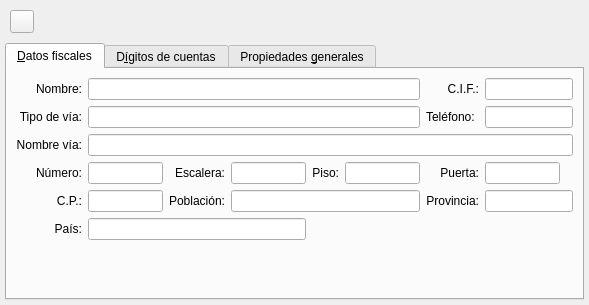
Before: the Qt Designer form bulmages/bulmacont/src/contabilidad/propiedadesempresabase.ui in eboladev/Bulmages-1, drawn with Qt 5.
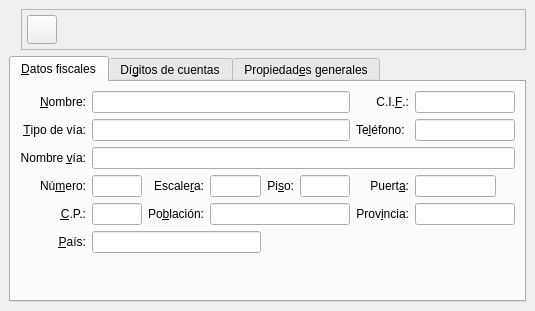
After: the same form once the commit is applied. Icons and pictures are not drawn.

Diff of the .ui file:
```diff
--- a/bulmages/bulmacont/src/contabilidad/propiedadesempresabase.ui
+++ b/bulmages/bulmacont/src/contabilidad/propiedadesempresabase.ui
@@ -5,8 +5,8 @@
    <rect>
     <x>0</x>
     <y>0</y>
-    <width>589</width>
-    <height>305</height>
+    <width>535</width>
+    <height>311</height>
    </rect>
   </property>
   <property name="acceptDrops" >
@@ -20,12 +20,37 @@
   </property>
   <layout class="QVBoxLayout" >
    <property name="margin" >
-    <number>5</number>
+    <number>9</number>
    </property>
    <property name="spacing" >
+    <number>6</number>
+   </property>
+   <item>
+    <layout class="QHBoxLayout" >
+     <property name="margin" >
+      <number>0</number>
+     </property>
+     <property name="spacing" >
     <number>5</number>
    </property>
    <item>
+      <widget class="QLabel" name="label_2" >
+       <property name="text" >
+        <string/>
+       </property>
+       <property name="pixmap" >
+        <pixmap resource="../../../bulmages.qrc" >:/Genericos32x32/images/pendientes/i_configuracion.xpm</pixmap>
+       </property>
+      </widget>
+     </item>
+     <item>
+      <widget class="QFrame" name="frame" >
+       <property name="frameShape" >
+        <enum>QFrame::StyledPanel</enum>
+       </property>
+       <property name="frameShadow" >
+        <enum>QFrame::Raised</enum>
+       </property>
     <layout class="QHBoxLayout" >
      <property name="margin" >
       <number>5</number>
@@ -47,6 +72,15 @@
        <property name="icon" >
         <iconset resource="../../../bulmages.qrc" >:/Genericos32x32/images/pendientes/i_save.xpm</iconset>
        </property>
+          <property name="iconSize" >
+           <size>
+            <width>22</width>
+            <height>22</height>
+           </size>
+          </property>
+          <property name="shortcut" >
+           <string>Ctrl+S</string>
+          </property>
       </widget>
      </item>
      <item>
@@ -59,11 +93,14 @@
        </property>
        <property name="sizeHint" >
         <size>
-         <width>441</width>
-         <height>20</height>
+            <width>101</width>
+            <height>25</height>
         </size>
        </property>
       </spacer>
+        </item>
+       </layout>
+      </widget>
      </item>
     </layout>
    </item>
@@ -108,6 +145,12 @@
        </item>
        <item row="4" column="7" colspan="2" >
         <widget class="QLineEdit" name="mui_provincia" >
+         <property name="minimumSize" >
+          <size>
+           <width>100</width>
+           <height>0</height>
+          </size>
+         </property>
          <property name="text" >
           <string/>
          </property>
@@ -132,6 +175,12 @@
        </item>
        <item row="3" column="7" >
         <widget class="QLineEdit" name="mui_puerta" >
+         <property name="minimumSize" >
+          <size>
+           <width>50</width>
+           <height>0</height>
+          </size>
+         </property>
          <property name="text" >
           <string/>
          </property>
@@ -139,6 +188,12 @@
        </item>
        <item row="3" column="5" >
         <widget class="QLineEdit" name="mui_piso" >
+         <property name="minimumSize" >
+          <size>
+           <width>50</width>
+           <height>0</height>
+          </size>
+         </property>
          <property name="text" >
           <string/>
          </property>
@@ -146,6 +201,18 @@
        </item>
        <item row="3" column="3" >
         <widget class="QLineEdit" name="mui_escalera" >
+         <property name="minimumSize" >
+          <size>
+           <width>50</width>
+           <height>0</height>
+          </size>
+         </property>
+         <property name="sizeIncrement" >
+          <size>
+           <width>0</width>
+           <height>0</height>
+          </size>
+         </property>
          <property name="text" >
           <string/>
          </property>
@@ -153,6 +220,12 @@
        </item>
        <item row="3" column="1" >
         <widget class="QLineEdit" name="mui_numerovia" >
+         <property name="minimumSize" >
+          <size>
+           <width>50</width>
+           <height>0</height>
+          </size>
+         </property>
          <property name="text" >
           <string/>
          </property>
@@ -174,6 +247,12 @@
        </item>
        <item row="0" column="1" colspan="5" >
         <widget class="QLineEdit" name="mui_nombreempresa" >
+         <property name="minimumSize" >
+          <size>
+           <width>200</width>
+           <height>0</height>
+          </size>
+         </property>
          <property name="text" >
           <string/>
          </property>
@@ -181,6 +260,12 @@
        </item>
        <item row="0" column="7" colspan="2" >
         <widget class="QLineEdit" name="mui_cif" >
+         <property name="minimumSize" >
+          <size>
+           <width>100</width>
+           <height>0</height>
+          </size>
+         </property>
          <property name="text" >
           <string/>
          </property>
@@ -192,58 +277,76 @@
        <item row="1" column="6" >
         <widget class="QLabel" name="label" >
          <property name="text" >
-          <string>Teléfono:</string>
+          <string>Te&amp;léfono:</string>
+         </property>
+         <property name="buddy" >
+          <cstring>mui_telefono</cstring>
          </property>
         </widget>
        </item>
        <item row="3" column="0" >
         <widget class="QLabel" name="textLabel2_2_2_3" >
          <property name="text" >
-          <string>Número:</string>
+          <string>Nú&amp;mero:</string>
          </property>
          <property name="alignment" >
           <set>Qt::AlignRight|Qt::AlignTrailing|Qt::AlignVCenter</set>
          </property>
+         <property name="buddy" >
+          <cstring>mui_numerovia</cstring>
+         </property>
         </widget>
        </item>
        <item row="3" column="2" >
         <widget class="QLabel" name="textLabel2_2_2_4" >
          <property name="text" >
-          <string>Escalera:</string>
+          <string>Escale&amp;ra:</string>
          </property>
          <property name="alignment" >
           <set>Qt::AlignRight|Qt::AlignTrailing|Qt::AlignVCenter</set>
          </property>
+         <property name="buddy" >
+          <cstring>mui_escalera</cstring>
+         </property>
         </widget>
        </item>
        <item row="3" column="4" >
         <widget class="QLabel" name="textLabel2_2_2_6" >
          <property name="text" >
-          <string>Piso:</string>
+          <string>Pi&amp;so:</string>
          </property>
          <property name="alignment" >
           <set>Qt::AlignRight|Qt::AlignTrailing|Qt::AlignVCenter</set>
          </property>
+         <property name="buddy" >
+          <cstring>mui_piso</cstring>
+         </property>
         </widget>
        </item>
        <item row="4" column="6" >
         <widget class="QLabel" name="textLabel2_2_2_3_2_2" >
          <property name="text" >
-          <string>Provincia:</string>
+          <string>Prov&amp;incia:</string>
          </property>
          <property name="alignment" >
           <set>Qt::AlignRight|Qt::AlignTrailing|Qt::AlignVCenter</set>
          </property>
+         <property name="buddy" >
+          <cstring>mui_provincia</cstring>
+         </property>
         </widget>
        </item>
        <item row="5" column="0" >
         <widget class="QLabel" name="textLabel2_2_2_3_2_3" >
          <property name="text" >
-          <string>País:</string>
+          <string>&amp;País:</string>
          </property>
          <property name="alignment" >
           <set>Qt::AlignRight|Qt::AlignTrailing|Qt::AlignVCenter</set>
          </property>
+         <property name="buddy" >
+          <cstring>mui_pais</cstring>
+         </property>
         </widget>
        </item>
        <item row="6" column="5" >
@@ -262,71 +365,92 @@
        <item row="0" column="0" >
         <widget class="QLabel" name="textLabel2" >
          <property name="text" >
-          <string>Nombre:</string>
+          <string>&amp;Nombre:</string>
          </property>
          <property name="alignment" >
           <set>Qt::AlignRight|Qt::AlignTrailing|Qt::AlignVCenter</set>
          </property>
+         <property name="buddy" >
+          <cstring>mui_nombreempresa</cstring>
+         </property>
         </widget>
        </item>
        <item row="2" column="0" >
         <widget class="QLabel" name="textLabel2_2_2_2" >
          <property name="text" >
-          <string>Nombre vía:</string>
+          <string>Nombre &amp;vía:</string>
          </property>
          <property name="alignment" >
           <set>Qt::AlignRight|Qt::AlignTrailing|Qt::AlignVCenter</set>
          </property>
+         <property name="buddy" >
+          <cstring>mui_nombrevia</cstring>
+         </property>
         </widget>
        </item>
        <item row="1" column="0" >
         <widget class="QLabel" name="textLabel2_2_2" >
          <property name="text" >
-          <string>Tipo de vía:</string>
+          <string>&amp;Tipo de vía:</string>
          </property>
          <property name="alignment" >
           <set>Qt::AlignRight|Qt::AlignTrailing|Qt::AlignVCenter</set>
          </property>
+         <property name="buddy" >
+          <cstring>mui_tipovia</cstring>
+         </property>
         </widget>
        </item>
        <item row="0" column="6" >
         <widget class="QLabel" name="textLabel2_2" >
          <property name="text" >
-          <string>C.I.F.:</string>
+          <string>C.I.&amp;F.:</string>
          </property>
          <property name="alignment" >
           <set>Qt::AlignRight|Qt::AlignTrailing|Qt::AlignVCenter</set>
          </property>
+         <property name="buddy" >
+          <cstring>mui_cif</cstring>
+         </property>
         </widget>
        </item>
        <item row="4" column="2" >
         <widget class="QLabel" name="textLabel2_2_2_3_2" >
          <property name="text" >
-          <string>Población:</string>
+          <string>Po&amp;blación:</string>
          </property>
          <property name="alignment" >
           <set>Qt::AlignRight|Qt::AlignTrailing|Qt::AlignVCenter</set>
          </property>
+         <property name="buddy" >
+          <cstring>mui_poblacion</cstring>
+         </property>
         </widget>
        </item>
        <item row="4" column="0" >
         <widget class="QLabel" name="textLabel2_2_2_7" >
          <property name="text" >
-          <string>C.P.:</string>
+          <string>&amp;C.P.:</string>
          </property>
          <property name="alignment" >
           <set>Qt::AlignRight|Qt::AlignTrailing|Qt::AlignVCenter</set>
          </property>
+         <property name="buddy" >
+          <cstring>mui_codigopostal</cstring>
+         </property>
         </widget>
        </item>
        <item row="3" column="6" >
         <widget class="QLabel" name="textLabel2_2_2_5" >
          <property name="text" >
-          <string>Puerta:</string>
+          <string>Puert&amp;a:</string>
          </property>
          <property name="alignment" >
           <set>Qt::AlignRight|Qt::AlignTrailing|Qt::AlignVCenter</set>
          </property>
+         <property name="buddy" >
+          <cstring>mui_puerta</cstring>
+         </property>
         </widget>
        </item>
        <item row="3" column="8" >
@@ -346,14 +470,14 @@
      </widget>
      <widget class="QWidget" name="tab2" >
       <attribute name="title" >
-       <string>D&amp;ígitos de cuentas</string>
+       <string>Dí&amp;gitos de cuentas</string>
       </attribute>
       <layout class="QVBoxLayout" >
        <property name="margin" >
-        <number>5</number>
+        <number>9</number>
        </property>
        <property name="spacing" >
-        <number>5</number>
+        <number>6</number>
        </property>
        <item>
         <widget class="QLabel" name="TextLabel1" >
@@ -363,14 +487,6 @@
         </widget>
        </item>
        <item>
-        <layout class="QVBoxLayout" >
-         <property name="margin" >
-          <number>0</number>
-         </property>
-         <property name="spacing" >
-          <number>4</number>
-         </property>
-         <item>
           <layout class="QHBoxLayout" >
            <property name="margin" >
             <number>0</number>
@@ -381,7 +497,10 @@
            <item>
             <widget class="QLabel" name="TextLabel1_2" >
              <property name="text" >
-              <string>Dígitos estandar</string>
+            <string>Dígitos estanda&amp;r</string>
+           </property>
+           <property name="buddy" >
+            <cstring>modcodigo</cstring>
              </property>
             </widget>
            </item>
@@ -399,12 +518,46 @@
           </layout>
          </item>
          <item>
+        <layout class="QHBoxLayout" >
+         <property name="margin" >
+          <number>0</number>
+         </property>
+         <property name="spacing" >
+          <number>6</number>
+         </property>
+         <item>
+          <spacer>
+           <property name="orientation" >
+            <enum>Qt::Horizontal</enum>
+           </property>
+           <property name="sizeHint" >
+            <size>
+             <width>40</width>
+             <height>20</height>
+            </size>
+           </property>
+          </spacer>
+         </item>
+         <item>
           <widget class="QPushButton" name="mui_modificarplan" >
            <property name="text" >
             <string>Modi&amp;ficar plan contable</string>
            </property>
           </widget>
          </item>
+         <item>
+          <spacer>
+           <property name="orientation" >
+            <enum>Qt::Horizontal</enum>
+           </property>
+           <property name="sizeHint" >
+            <size>
+             <width>40</width>
+             <height>20</height>
+            </size>
+           </property>
+          </spacer>
+         </item>
         </layout>
        </item>
        <item>
@@ -427,7 +580,7 @@
      </widget>
      <widget class="QWidget" name="tab3" >
       <attribute name="title" >
-       <string>Propiedades &amp;generales</string>
+       <string>Propiedad&amp;es generales</string>
       </attribute>
       <layout class="QGridLayout" >
        <property name="margin" >
```
Lines whose indentation alone changed are shown as unchanged.
